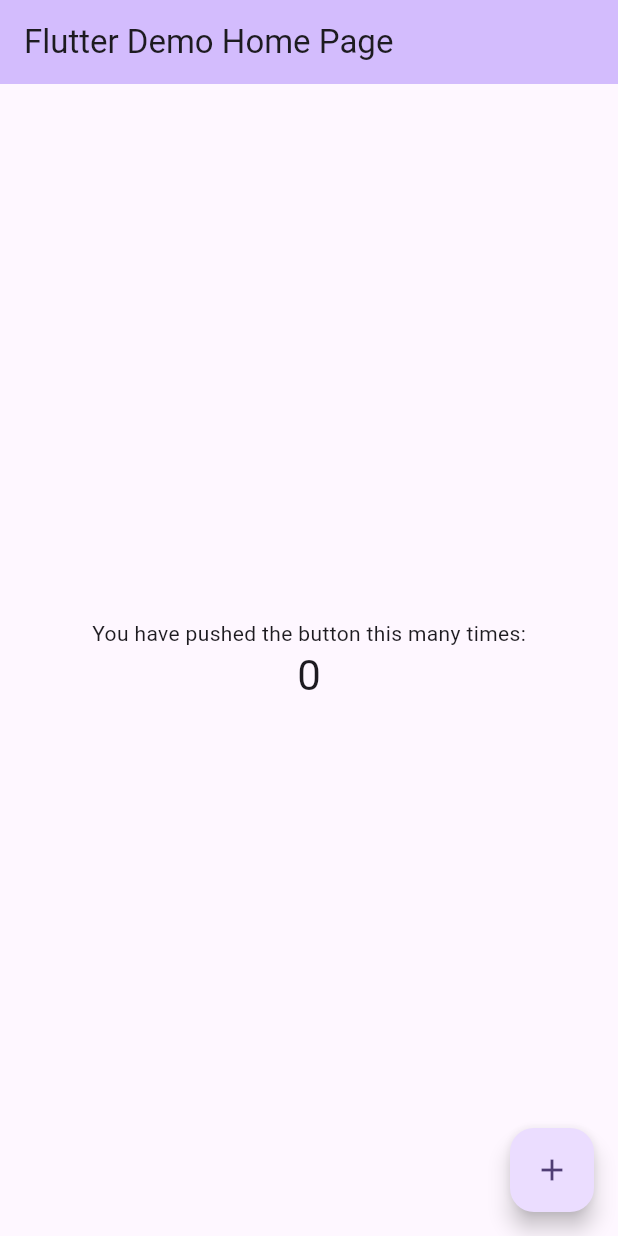
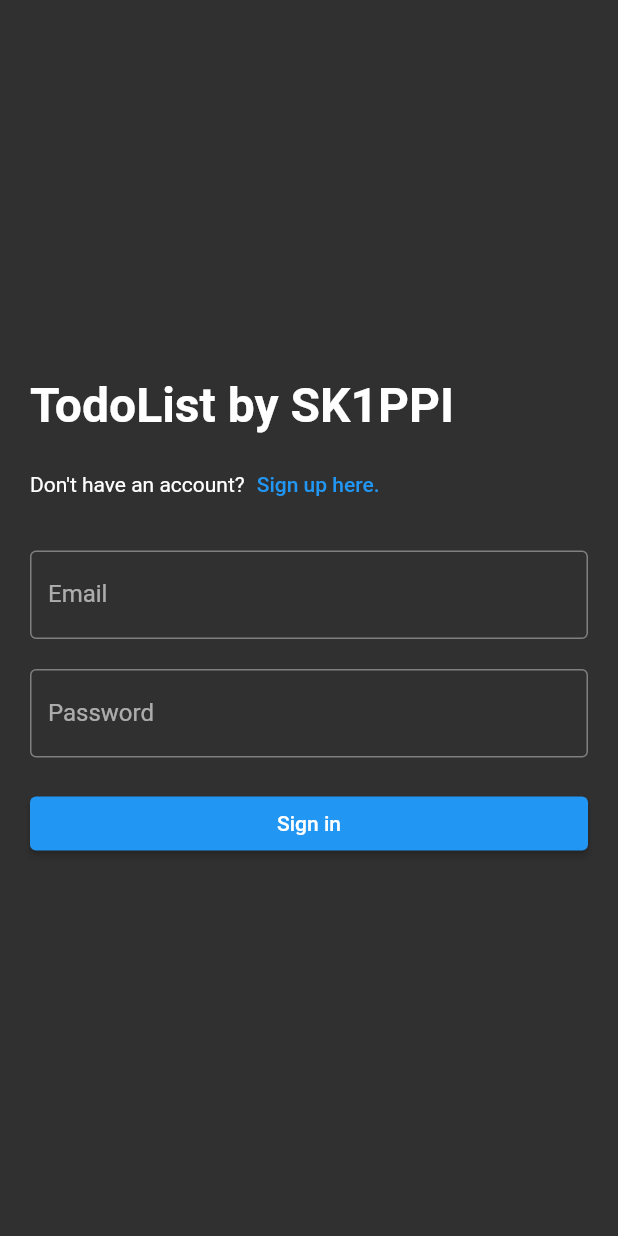
Before and after one commit to sk1ppi/sk1ppi_todolist, a Flutter app: the screen it shows after launch, on a phone screen of 412 x 824 dp. Run offline on Flutter 3.47's test engine with Material 2 defaults, Android fonts, the phone set to English and light mode, and no system bars; our stand-ins replace go_router, shared_preferences.

Commit message:
signin signup screens

```diff
--- a/lib/main.dart
+++ b/lib/main.dart
@@ -1,4 +1,36 @@
 import 'package:flutter/material.dart';
+import 'package:go_router/go_router.dart';
+import 'package:sk1ppi_todolist/screens/signin_screen.dart';
+import 'package:sk1ppi_todolist/screens/signup_screen.dart';
+import 'package:shared_preferences/shared_preferences.dart';
+
+// GoRouter configuration
+final _router = GoRouter(
+  redirect: (BuildContext context, GoRouterState state) async {
+    final SharedPreferences prefs = await SharedPreferences.getInstance();
+    final token = prefs.get('token');
+
+    // If token is not null, redirect to home
+    if (token != null) {
+      return '/home';
+    } else {
+      // If token is null, redirect to signin
+      return '/';
+    }
+  },
+  routes: [
+    GoRoute(
+      path: '/',
+      builder: (context, state) => const SigninScreen(),
+      routes: [
+        GoRoute(
+          path: 'signup',
+          builder: (context, state) => const SignupScreen(),
+        ),
+      ],
+    ),
+  ],
+);
 
 void main() {
   runApp(const MyApp());
@@ -10,28 +42,10 @@ class MyApp extends StatelessWidget {
   // This widget is the root of your application.
   @override
   Widget build(BuildContext context) {
-    return MaterialApp(
-      title: 'Flutter Demo',
-      theme: ThemeData(
-        // This is the theme of your application.
-        //
-        // TRY THIS: Try running your application with "flutter run". You'll see
-        // the application has a blue toolbar. Then, without quitting the app,
-        // try changing the seedColor in the colorScheme below to Colors.green
-        // and then invoke "hot reload" (save your changes or press the "hot
-        // reload" button in a Flutter-supported IDE, or press "r" if you used
-        // the command line to start the app).
-        //
-        // Notice that the counter didn't reset back to zero; the application
-        // state is not lost during the reload. To reset the state, use hot
-        // restart instead.
-        //
-        // This works for code too, not just values: Most code changes can be
-        // tested with just a hot reload.
-        colorScheme: ColorScheme.fromSeed(seedColor: Colors.deepPurple),
-        useMaterial3: true,
-      ),
-      home: const MyHomePage(title: 'Flutter Demo Home Page'),
+    return MaterialApp.router(
+      title: 'Sk1ppi Todo List',
+      theme: ThemeData.dark(),
+      routerConfig: _router,
     );
   }
 }
--- /dev/null
+++ b/lib/screens/signin_screen.dart
@@ -0,0 +1,116 @@
+import 'package:flutter/material.dart';
+import 'package:go_router/go_router.dart';
+
+class SigninScreen extends StatefulWidget {
+  const SigninScreen({super.key});
+
+  @override
+  State<SigninScreen> createState() => _SigninScreenState();
+}
+
+class _SigninScreenState extends State<SigninScreen> {
+  // Email controller
+  final TextEditingController _emailController = TextEditingController();
+
+  // Password contoller
+  final TextEditingController _passwordController = TextEditingController();
+
+  @override
+  Widget build(BuildContext context) {
+    return Scaffold(
+      body: Center(
+        child: ListView(
+          // Center content
+          shrinkWrap: true,
+          padding: const EdgeInsets.all(20),
+
+          children: <Widget>[
+            // Welcome text: bold cetnered
+            const Text(
+              'TodoList by SK1PPI',
+              textAlign: TextAlign.left,
+              style: TextStyle(
+                fontWeight: FontWeight.bold,
+                fontSize: 32,
+              ),
+            ),
+
+            // Spacing half
+            const SizedBox(height: 10),
+
+            // Dont have an account
+            Row(
+              // Margin right
+              children: <Widget>[
+                const Text('Don\'t have an account?'),
+                // Go
+                TextButton(
+                  onPressed: () => {
+                    context.go('/signup'),
+                  },
+                  child: const Text('Sign up here.'),
+                ),
+              ],
+            ),
+
+            // Spacing
+            const SizedBox(height: 20),
+
+            // Email input
+            TextField(
+              controller: _emailController,
+              decoration: const InputDecoration(
+                border: OutlineInputBorder(),
+                labelText: 'Email',
+              ),
+            ),
+
+            // Spacing
+            const SizedBox(height: 20),
+
+            // Password input
+            TextField(
+              controller: _passwordController,
+              obscureText: true,
+              decoration: const InputDecoration(
+                border: OutlineInputBorder(),
+                labelText: 'Password',
+              ),
+            ),
+
+            // Spacing
+            const SizedBox(height: 20),
+
+            // Button submit onPressed _submit()
+            // Height the same as TextField
+            ElevatedButton(
+              onPressed: _submit,
+              child: const Text('Sign in'),
+            ),
+          ],
+        ),
+      ),
+    );
+  }
+
+  // Future async function to submit the form
+  Future<void> _submit() async {
+    // Get email and password
+    final String email = _emailController.text;
+    final String password = _passwordController.text;
+
+    // Validate email and password
+    if (email.isEmpty || password.isEmpty) {
+      // Show error dialog
+      await showDialog(
+        context: context,
+        builder: (context) => const AlertDialog(
+          title: Text('Error'),
+          content: Text('Please fill all fields'),
+        ),
+      );
+
+      return;
+    }
+  }
+}
--- a/pubspec.yaml
+++ b/pubspec.yaml
@@ -35,6 +35,9 @@ dependencies:
   # The following adds the Cupertino Icons font to your application.
   # Use with the CupertinoIcons class for iOS style icons.
   cupertino_icons: ^1.0.2
+  go_router: ^8.0.1
+  http: ^1.0.0
+  shared_preferences: ^2.1.2
 
 dev_dependencies:
   flutter_test:
```
Also changed, not shown: lib/screens/signup_screen.dart (added, +184 -0 lines), pubspec.lock (added), 8 other files.
